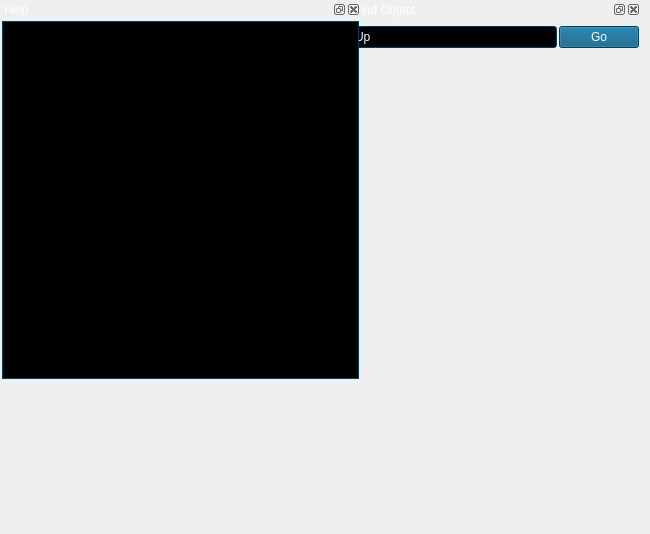
Before: the Qt Designer form src/gui/mainGui.ui in 519984307/stellarium_src, drawn with Qt 5.
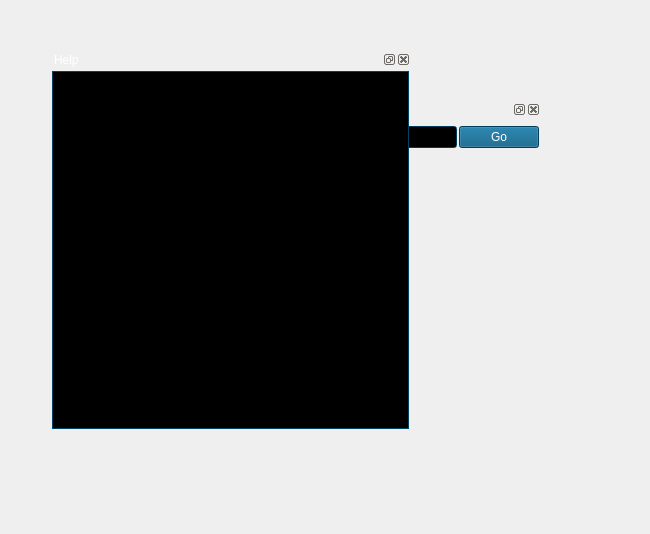
After: the same form once the commit is applied. Icons and pictures are not drawn. Custom widgets are drawn as their Qt base class.

Commit message: Nicer buttons.

What changed in the file:
```diff
--- a/src/gui/mainGui.ui
+++ b/src/gui/mainGui.ui
@@ -21,8 +21,8 @@
   <widget class="QDockWidget" name="dockWidgetSearchSkyObject" >
    <property name="geometry" >
     <rect>
-     <x>350</x>
-     <y>0</y>
+     <x>250</x>
+     <y>100</y>
      <width>291</width>
      <height>56</height>
     </rect>
@@ -541,8 +541,8 @@
   <widget class="QDockWidget" name="dockWidgetHelp" >
    <property name="geometry" >
     <rect>
-     <x>0</x>
-     <y>0</y>
+     <x>50</x>
+     <y>50</y>
      <width>361</width>
      <height>381</height>
     </rect>
```
Left out of the diff: 3 changed lines with no effect on the pictures. The commit also changes 3 other files.
